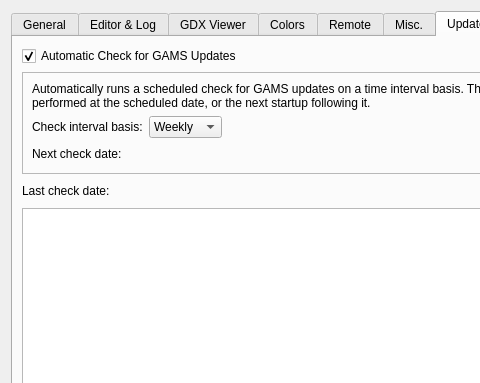
Before: the Qt Designer form src/settingsdialog.ui in GAMS-dev/studio, drawn with Qt 5; both pictures show x 0 to 480 and y 0 to 383 of the 717 by 515 pixel window.
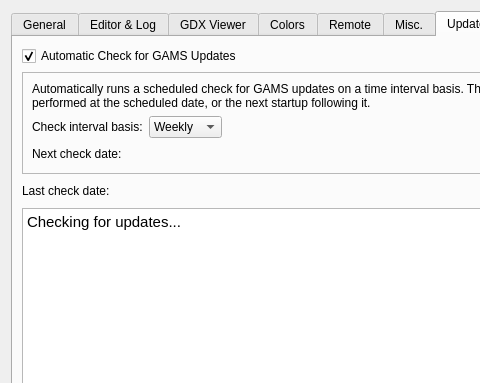
After: the same form once the commit is applied. The open tabs and pages were chosen to show the change. Icons and pictures are not drawn.

The edit to the form file:
```diff
--- a/src/settingsdialog.ui
+++ b/src/settingsdialog.ui
@@ -1623,6 +1623,16 @@
        </item>
        <item>
         <widget class="QTextBrowser" name="updateBrowser">
+         <property name="html">
+          <string>&lt;!DOCTYPE HTML PUBLIC &quot;-//W3C//DTD HTML 4.0//EN&quot; &quot;http://www.w3.org/TR/REC-html40/strict.dtd&quot;&gt;
+&lt;html&gt;&lt;head&gt;&lt;meta name=&quot;qrichtext&quot; content=&quot;1&quot; /&gt;&lt;meta charset=&quot;utf-8&quot; /&gt;&lt;style type=&quot;text/css&quot;&gt;
+p, li { white-space: pre-wrap; }
+hr { height: 1px; border-width: 0; }
+li.unchecked::marker { content: &quot;\2610&quot;; }
+li.checked::marker { content: &quot;\2612&quot;; }
+&lt;/style&gt;&lt;/head&gt;&lt;body style=&quot; font-family:'Ubuntu'; font-size:11pt; font-weight:400; font-style:normal;&quot;&gt;
+&lt;p style=&quot; margin-top:0px; margin-bottom:0px; margin-left:0px; margin-right:0px; -qt-block-indent:0; text-indent:0px;&quot;&gt;Checking for updates...&lt;/p&gt;&lt;/body&gt;&lt;/html&gt;</string>
+         </property>
          <property name="openLinks">
           <bool>false</bool>
          </property>
```
Left out of the diff: 10 changed lines with no effect on the pictures.
